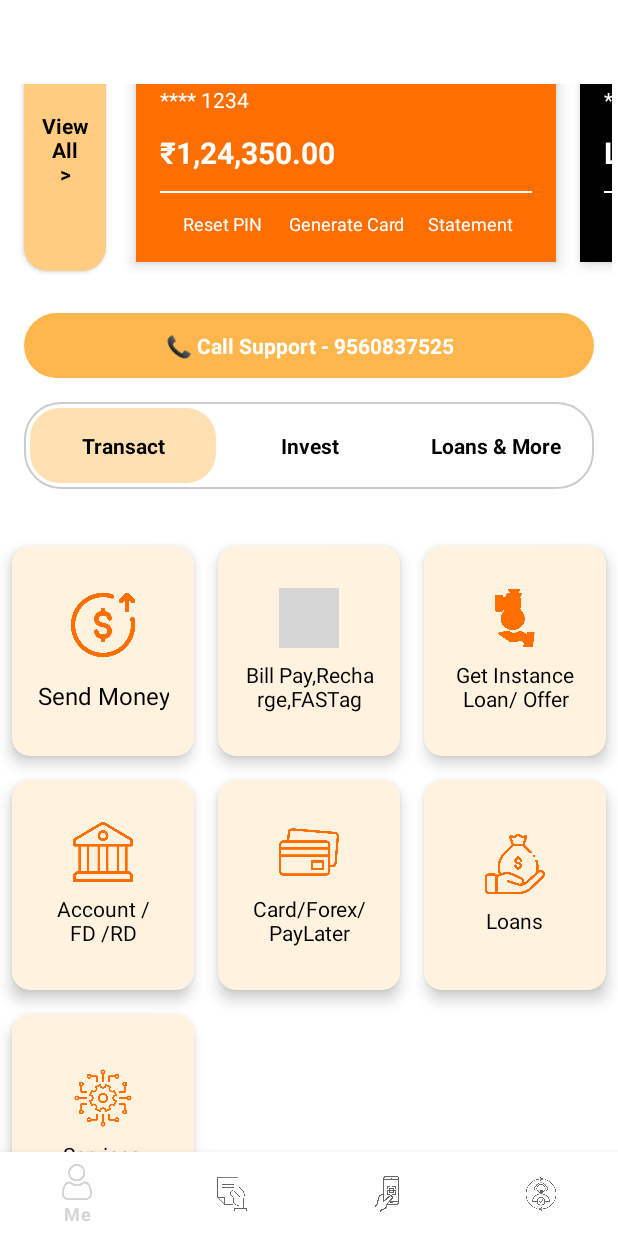
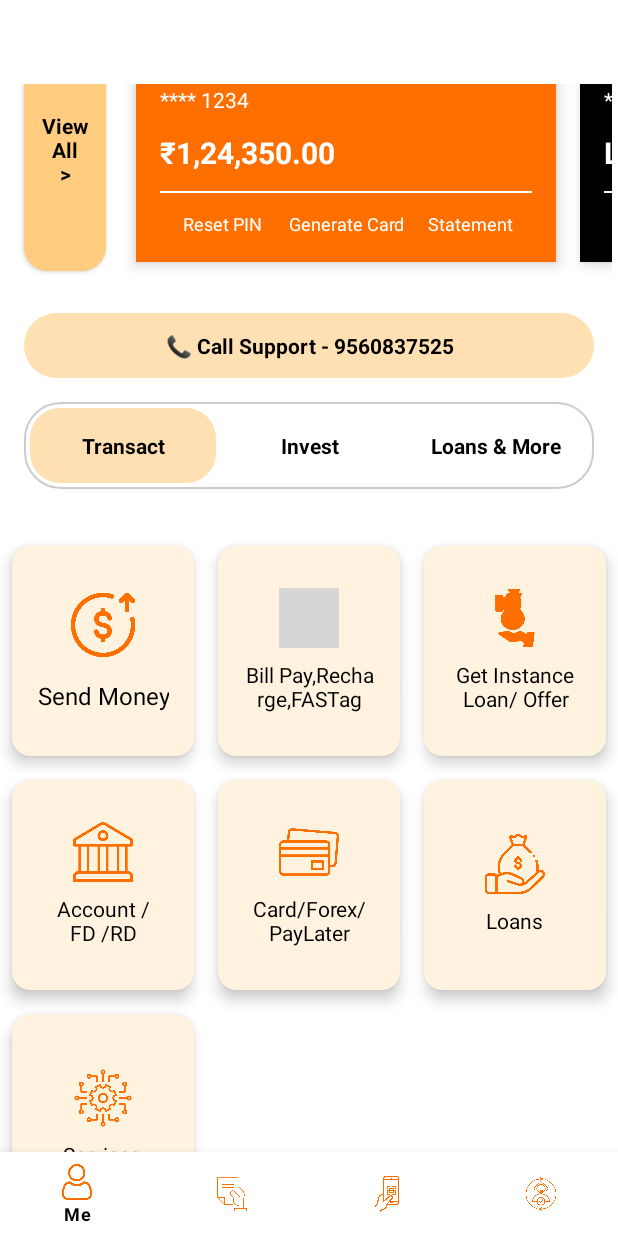
Before and after one commit to kshreeram813/Android-Banking-Dashboard, an Android app: the screen it shows after launch (MainActivity), on a phone screen of 412 x 824 dp. Run offline under Robolectric (Android 15) with nearby library versions, the phone set to English and light mode, and no system bars; our stand-ins replace navigation-ui; grey boxes are pictures that could not be loaded.

```diff
--- a/app/src/main/res/drawable/bg_action_chip.xml
+++ b/app/src/main/res/drawable/bg_action_chip.xml
@@ -4,7 +4,7 @@
 
     <item>
         <shape android:shape="rectangle">
-            <solid android:color="#FFB74D" />
+            <solid android:color="#FFE0B2" />
             <corners android:radius="24dp" />
         </shape>
     </item>
--- a/app/src/main/res/layout/activity_main.xml
+++ b/app/src/main/res/layout/activity_main.xml
@@ -12,9 +12,11 @@
         android:id="@+id/nav_view"
         android:layout_width="0dp"
         android:layout_height="wrap_content"
+        app:itemIconTint="#FF6F00"
+        app:itemTextColor="#000000"
         android:layout_marginStart="0dp"
         android:layout_marginEnd="0dp"
-        android:background="?android:attr/windowBackground"
+        android:background="@android:color/white"
         app:layout_constraintBottom_toBottomOf="parent"
         app:layout_constraintLeft_toLeftOf="parent"
         app:layout_constraintRight_toRightOf="parent"
--- a/app/src/main/res/layout/fragment_home.xml
+++ b/app/src/main/res/layout/fragment_home.xml
@@ -129,7 +129,7 @@
                 android:paddingHorizontal="16dp"
                 android:paddingVertical="12dp"
                 android:layout_marginHorizontal="16dp"
-                android:textColor="#FFFFFF"
+                android:textColor="#000"
                 android:textSize="14sp"
                 android:textStyle="bold"
                 android:background="@drawable/bg_action_chip"
@@ -143,7 +143,7 @@
                 android:paddingHorizontal="16dp"
                 android:paddingVertical="12dp"
                 android:layout_marginHorizontal="16dp"
-                android:textColor="#FFFFFF"
+                android:textColor="#000"
                 android:textSize="14sp"
                 android:textStyle="bold"
                 android:background="@drawable/bg_action_chip"
@@ -157,7 +157,7 @@
                 android:paddingHorizontal="16dp"
                 android:paddingVertical="12dp"
                 android:layout_marginHorizontal="16dp"
-                android:textColor="#FFFFFF"
+                android:textColor="#000"
                 android:textSize="14sp"
                 android:textStyle="bold"
                 android:background="@drawable/bg_action_chip"
```
